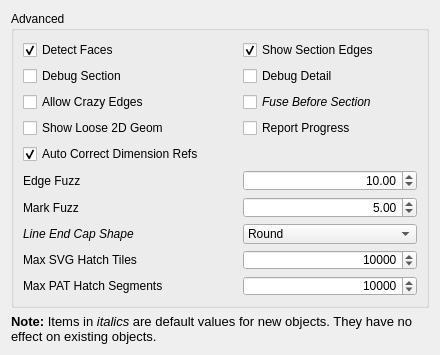
This is src/Mod/TechDraw/Gui/DlgPrefsTechDrawAdvanced.ui in southseact-3d/fcd as Qt 5 draws it before an edit. The edited form follows.
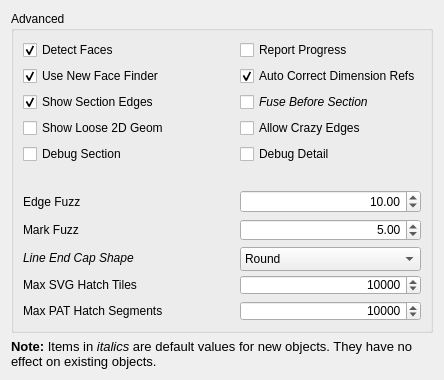
This is the edited form. Custom widgets are drawn as their Qt base class.

Commit message: [TD]add preference for new face finder

```diff
--- a/src/Mod/TechDraw/Gui/DlgPrefsTechDrawAdvanced.ui
+++ b/src/Mod/TechDraw/Gui/DlgPrefsTechDrawAdvanced.ui
@@ -6,8 +6,8 @@
    <rect>
     <x>0</x>
     <y>0</y>
-    <width>440</width>
-    <height>355</height>
+    <width>444</width>
+    <height>380</height>
    </rect>
   </property>
   <property name="windowTitle">
@@ -40,20 +40,68 @@
      <layout class="QVBoxLayout" name="verticalLayout">
       <item>
        <layout class="QGridLayout" name="gridLayout" columnstretch="1,0,0">
-        <item row="6" column="0">
-         <widget class="QLabel" name="label_4">
+        <item row="3" column="0">
+         <widget class="Gui::PrefCheckBox" name="cbShowLoose">
           <property name="minimumSize">
            <size>
             <width>0</width>
-            <height>0</height>
+            <height>20</height>
            </size>
           </property>
           <property name="text">
-           <string>Mark Fuzz</string>
+           <string>Show Loose 2D Geom</string>
           </property>
          </widget>
         </item>
-        <item row="5" column="2">
+        <item row="9" column="0">
+         <widget class="QLabel" name="label">
+          <property name="text">
+           <string>Max SVG Hatch Tiles</string>
+          </property>
+         </widget>
+        </item>
+        <item row="8" column="0">
+         <widget class="QLabel" name="label_7">
+          <property name="font">
+           <font>
+            <italic>true</italic>
+           </font>
+          </property>
+          <property name="text">
+           <string>Line End Cap Shape</string>
+          </property>
+         </widget>
+        </item>
+        <item row="1" column="2">
+         <widget class="Gui::PrefCheckBox" name="cbAutoCorrectRefs">
+          <property name="toolTip">
+           <string>If checked, system will attempt to automatically correct dimension references when the model changes.</string>
+          </property>
+          <property name="statusTip">
+           <string/>
+          </property>
+          <property name="text">
+           <string>Auto Correct Dimension Refs</string>
+          </property>
+          <property name="checked">
+           <bool>true</bool>
+          </property>
+          <property name="prefEntry" stdset="0">
+           <cstring>AutoCorrectRefs</cstring>
+          </property>
+          <property name="prefPath" stdset="0">
+           <cstring>Mod/TechDraw/Dimensions</cstring>
+          </property>
+         </widget>
+        </item>
+        <item row="10" column="0">
+         <widget class="QLabel" name="label_2">
+          <property name="text">
+           <string>Max PAT Hatch Segments</string>
+          </property>
+         </widget>
+        </item>
+        <item row="6" column="2">
          <widget class="Gui::PrefDoubleSpinBox" name="pdsbEdgeFuzz">
           <property name="sizePolicy">
            <sizepolicy hsizetype="Preferred" vsizetype="Preferred">
@@ -94,48 +142,138 @@
           </property>
          </widget>
         </item>
-        <item row="1" column="0">
-         <widget class="Gui::PrefCheckBox" name="cbDebugSection">
+        <item row="8" column="2">
+         <widget class="Gui::PrefComboBox" name="cbEndCap">
           <property name="sizePolicy">
            <sizepolicy hsizetype="Preferred" vsizetype="Preferred">
             <horstretch>0</horstretch>
             <verstretch>0</verstretch>
            </sizepolicy>
           </property>
+          <property name="minimumSize">
+           <size>
+            <width>0</width>
+            <height>24</height>
+           </size>
+          </property>
+          <property name="font">
+           <font>
+            <italic>false</italic>
+           </font>
+          </property>
           <property name="toolTip">
            <string>Dump intermediate results during Section view processing</string>
           </property>
+          <property name="prefEntry" stdset="0">
+           <cstring>EdgeCapStyle</cstring>
+          </property>
+          <property name="prefPath" stdset="0">
+           <cstring>Mod/TechDraw/General</cstring>
+          </property>
+          <item>
+           <property name="text">
+            <string>Round</string>
+           </property>
+          </item>
+          <item>
+           <property name="text">
+            <string>Square</string>
+           </property>
+          </item>
+          <item>
+           <property name="text">
+            <string>Flat</string>
+           </property>
+          </item>
+         </widget>
+        </item>
+        <item row="2" column="2">
+         <widget class="Gui::PrefCheckBox" name="cbFuseBeforeSection">
+          <property name="sizePolicy">
+           <sizepolicy hsizetype="Preferred" vsizetype="Preferred">
+            <horstretch>0</horstretch>
+            <verstretch>0</verstretch>
+           </sizepolicy>
+          </property>
+          <property name="minimumSize">
+           <size>
+            <width>0</width>
+            <height>20</height>
+           </size>
+          </property>
+          <property name="font">
+           <font>
+            <italic>true</italic>
+           </font>
+          </property>
+          <property name="toolTip">
+           <string>Perform a fuse operation on input shape(s) before Section view processing</string>
+          </property>
           <property name="text">
-           <string>Debug Section</string>
+           <string>Fuse Before Section</string>
           </property>
           <property name="prefEntry" stdset="0">
-           <cstring>debugSection</cstring>
+           <cstring>SectionFuseFirst</cstring>
+          </property>
+          <property name="prefPath" stdset="0">
+           <cstring>Mod/TechDraw/General</cstring>
+          </property>
+         </widget>
+        </item>
+        <item row="2" column="0">
+         <widget class="Gui::PrefCheckBox" name="cbShowSectionEdges">
+          <property name="sizePolicy">
+           <sizepolicy hsizetype="Preferred" vsizetype="Preferred">
+            <horstretch>0</horstretch>
+            <verstretch>0</verstretch>
+           </sizepolicy>
+          </property>
+          <property name="minimumSize">
+           <size>
+            <width>0</width>
+            <height>20</height>
+           </size>
+          </property>
+          <property name="toolTip">
+           <string>Highlights border of section cut in section views</string>
+          </property>
+          <property name="text">
+           <string>Show Section Edges</string>
+          </property>
+          <property name="checked">
+           <bool>true</bool>
+          </property>
+          <property name="prefEntry" stdset="0">
+           <cstring>ShowSectionEdges</cstring>
+          </property>
+          <property name="prefPath" stdset="0">
+           <cstring>/Mod/TechDraw/General</cstring>
+          </property>
+         </widget>
+        </item>
+        <item row="3" column="2">
+         <widget class="Gui::PrefCheckBox" name="cbCrazyEdges">
+          <property name="sizePolicy">
+           <sizepolicy hsizetype="Preferred" vsizetype="Preferred">
+            <horstretch>0</horstretch>
+            <verstretch>0</verstretch>
+           </sizepolicy>
+          </property>
+          <property name="toolTip">
+           <string>Include edges with unexpected geometry (zero length etc.) in results</string>
+          </property>
+          <property name="text">
+           <string>Allow Crazy Edges</string>
+          </property>
+          <property name="prefEntry" stdset="0">
+           <cstring>allowCrazyEdge</cstring>
           </property>
           <property name="prefPath" stdset="0">
            <cstring>Mod/TechDraw/debug</cstring>
           </property>
          </widget>
         </item>
-        <item row="5" column="0">
-         <widget class="QLabel" name="label_5">
-          <property name="minimumSize">
-           <size>
-            <width>0</width>
-            <height>0</height>
-           </size>
-          </property>
-          <property name="baseSize">
-           <size>
-            <width>0</width>
-            <height>0</height>
-           </size>
-          </property>
-          <property name="text">
-           <string>Edge Fuzz</string>
-          </property>
-         </widget>
-        </item>
-        <item row="1" column="2">
+        <item row="4" column="2">
          <widget class="Gui::PrefCheckBox" name="cbDebugDetail">
           <property name="sizePolicy">
            <sizepolicy hsizetype="Preferred" vsizetype="Preferred">
@@ -163,32 +301,98 @@
           </property>
          </widget>
         </item>
-        <item row="9" column="2">
-         <widget class="Gui::PrefSpinBox" name="sbMaxPat">
+        <item row="7" column="0">
+         <widget class="QLabel" name="label_4">
           <property name="minimumSize">
            <size>
             <width>0</width>
-            <height>20</height>
+            <height>0</height>
            </size>
           </property>
+          <property name="text">
+           <string>Mark Fuzz</string>
+          </property>
+         </widget>
+        </item>
+        <item row="0" column="0">
+         <widget class="Gui::PrefCheckBox" name="cbDetectFaces">
+          <property name="sizePolicy">
+           <sizepolicy hsizetype="Preferred" vsizetype="Preferred">
+            <horstretch>0</horstretch>
+            <verstretch>0</verstretch>
+           </sizepolicy>
+          </property>
           <property name="toolTip">
-           <string>Maximum hatch line segments to use
-when hatching a face with a PAT pattern</string>
+           <string>If checked, TechDraw will attempt to build faces using the
+line segments returned by the hidden line removal algorithm.
+Faces must be detected in order to use hatching, but there
+can be a performance penalty in complex models.</string>
+          </property>
+          <property name="text">
+           <string>Detect Faces</string>
+          </property>
+          <property name="checked">
+           <bool>true</bool>
+          </property>
+          <property name="prefEntry" stdset="0">
+           <cstring>HandleFaces</cstring>
+          </property>
+          <property name="prefPath" stdset="0">
+           <cstring>/Mod/TechDraw/General</cstring>
+          </property>
+         </widget>
+        </item>
+        <item row="6" column="0">
+         <widget class="QLabel" name="label_5">
+          <property name="minimumSize">
+           <size>
+            <width>0</width>
+            <height>0</height>
+           </size>
+          </property>
+          <property name="baseSize">
+           <size>
+            <width>0</width>
+            <height>0</height>
+           </size>
+          </property>
+          <property name="text">
+           <string>Edge Fuzz</string>
+          </property>
+         </widget>
+        </item>
+        <item row="7" column="2">
+         <widget class="Gui::PrefDoubleSpinBox" name="pdsbMarkFuzz">
+          <property name="sizePolicy">
+           <sizepolicy hsizetype="Preferred" vsizetype="Preferred">
+            <horstretch>0</horstretch>
+            <verstretch>0</verstretch>
+           </sizepolicy>
+          </property>
+          <property name="minimumSize">
+           <size>
+            <width>174</width>
+            <height>0</height>
+           </size>
+          </property>
+          <property name="baseSize">
+           <size>
+            <width>0</width>
+            <height>0</height>
+           </size>
+          </property>
+          <property name="toolTip">
+           <string>Selection area around center marks
+Each unit is approx. 0.1 mm wide</string>
+          </property>
+          <property name="statusTip">
+           <string/>
           </property>
           <property name="alignment">
-           <set>Qt::AlignRight</set>
-          </property>
-          <property name="minimum">
-           <number>1</number>
-          </property>
-          <property name="maximum">
-           <number>1000000</number>
-          </property>
-          <property name="singleStep">
-           <number>100</number>
+           <set>Qt::AlignRight|Qt::AlignTrailing|Qt::AlignVCenter</set>
           </property>
           <property name="value">
-           <number>10000</number>
+           <double>5.000000000000000</double>
           </property>
           <property name="prefEntry" stdset="0">
            <cstring>MaxSeg</cstring>
@@ -198,7 +402,7 @@
           </property>
          </widget>
         </item>
-        <item row="3" column="2">
+        <item row="0" column="2">
          <widget class="Gui::PrefCheckBox" name="cbReportProgress">
           <property name="toolTip">
            <string>Issue progress messages while building View geometry</string>
@@ -214,38 +418,7 @@
           </property>
          </widget>
         </item>
-        <item row="0" column="2">
-         <widget class="Gui::PrefCheckBox" name="cbShowSectionEdges">
-          <property name="sizePolicy">
-           <sizepolicy hsizetype="Preferred" vsizetype="Preferred">
-            <horstretch>0</horstretch>
-            <verstretch>0</verstretch>
-           </sizepolicy>
-          </property>
-          <property name="minimumSize">
-           <size>
-            <width>0</width>
-            <height>20</height>
-           </size>
-          </property>
-          <property name="toolTip">
-           <string>Highlights border of section cut in section views</string>
-          </property>
-          <property name="text">
-           <string>Show Section Edges</string>
-          </property>
-          <property name="checked">
-           <bool>true</bool>
-          </property>
-          <property name="prefEntry" stdset="0">
-           <cstring>ShowSectionEdges</cstring>
-          </property>
-          <property name="prefPath" stdset="0">
-           <cstring>/Mod/TechDraw/General</cstring>
-          </property>
-         </widget>
-        </item>
-        <item row="8" column="2">
+        <item row="9" column="2">
          <widget class="Gui::PrefSpinBox" name="sbMaxTiles">
           <property name="minimumSize">
            <size>
@@ -281,55 +454,8 @@
           </property>
          </widget>
         </item>
-        <item row="0" column="0">
-         <widget class="Gui::PrefCheckBox" name="cbDetectFaces">
-          <property name="sizePolicy">
-           <sizepolicy hsizetype="Preferred" vsizetype="Preferred">
-            <horstretch>0</horstretch>
-            <verstretch>0</verstretch>
-           </sizepolicy>
-          </property>
-          <property name="toolTip">
-           <string>If checked, TechDraw will attempt to build faces using the
-line segments returned by the hidden line removal algorithm.
-Faces must be detected in order to use hatching, but there
-can be a performance penalty in complex models.</string>
-          </property>
-          <property name="text">
-           <string>Detect Faces</string>
-          </property>
-          <property name="checked">
-           <bool>true</bool>
-          </property>
-          <property name="prefEntry" stdset="0">
-           <cstring>HandleFaces</cstring>
-          </property>
-          <property name="prefPath" stdset="0">
-           <cstring>/Mod/TechDraw/General</cstring>
-          </property>
-         </widget>
-        </item>
-        <item row="7" column="0">
-         <widget class="QLabel" name="label_7">
-          <property name="font">
-           <font>
-            <italic>true</italic>
-           </font>
-          </property>
-          <property name="text">
-           <string>Line End Cap Shape</string>
-          </property>
-         </widget>
-        </item>
-        <item row="8" column="0">
-         <widget class="QLabel" name="label">
-          <property name="text">
-           <string>Max SVG Hatch Tiles</string>
-          </property>
-         </widget>
-        </item>
-        <item row="3" column="0">
-         <widget class="Gui::PrefCheckBox" name="cbShowLoose">
+        <item row="10" column="2">
+         <widget class="Gui::PrefSpinBox" name="sbMaxPat">
           <property name="minimumSize">
            <size>
             <width>0</width>
@@ -339,34 +465,21 @@
           <property name="toolTip">
            <string>Include 2D Objects in projection</string>
           </property>
-          <property name="text">
-           <string>Show Loose 2D Geom</string>
+          <property name="alignment">
+           <set>Qt::AlignRight</set>
           </property>
-          <property name="checked">
-           <bool>false</bool>
+          <property name="minimum">
+           <number>1</number>
           </property>
-          <property name="prefEntry" stdset="0">
-           <cstring>ShowLoose2d</cstring>
+          <property name="maximum">
+           <number>1000000</number>
           </property>
           <property name="prefPath" stdset="0">
            <cstring>Mod/TechDraw/General</cstring>
           </property>
-         </widget>
-        </item>
-        <item row="2" column="0">
-         <widget class="Gui::PrefCheckBox" name="cbCrazyEdges">
-          <property name="sizePolicy">
-           <sizepolicy hsizetype="Preferred" vsizetype="Preferred">
-            <horstretch>0</horstretch>
-            <verstretch>0</verstretch>
-           </sizepolicy>
+          <property name="value">
+           <number>10000</number>
           </property>
-          <property name="toolTip">
-           <string>Include edges with unexpected geometry (zero length etc.) in results</string>
-          </property>
-          <property name="text">
-           <string>Allow Crazy Edges</string>
-          </property>
           <property name="prefEntry" stdset="0">
            <cstring>allowCrazyEdge</cstring>
           </property>
@@ -375,93 +488,7 @@
           </property>
          </widget>
         </item>
-        <item row="2" column="2">
-         <widget class="Gui::PrefCheckBox" name="cbFuseBeforeSection">
-          <property name="sizePolicy">
-           <sizepolicy hsizetype="Preferred" vsizetype="Preferred">
-            <horstretch>0</horstretch>
-            <verstretch>0</verstretch>
-           </sizepolicy>
-          </property>
-          <property name="minimumSize">
-           <size>
-            <width>0</width>
-            <height>20</height>
-           </size>
-          </property>
-          <property name="font">
-           <font>
-            <italic>true</italic>
-           </font>
-          </property>
-          <property name="toolTip">
-           <string>Perform a fuse operation on input shape(s) before Section view processing</string>
-          </property>
-          <property name="text">
-           <string>Fuse Before Section</string>
-          </property>
-          <property name="prefEntry" stdset="0">
-           <cstring>SectionFuseFirst</cstring>
-          </property>
-          <property name="prefPath" stdset="0">
-           <cstring>Mod/TechDraw/General</cstring>
-          </property>
-         </widget>
-        </item>
-        <item row="9" column="0">
-         <widget class="QLabel" name="label_2">
-          <property name="text">
-           <string>Max PAT Hatch Segments</string>
-          </property>
-         </widget>
-        </item>
-        <item row="7" column="2">
-         <widget class="Gui::PrefComboBox" name="cbEndCap">
-          <property name="sizePolicy">
-           <sizepolicy hsizetype="Preferred" vsizetype="Preferred">
-            <horstretch>0</horstretch>
-            <verstretch>0</verstretch>
-           </sizepolicy>
-          </property>
-          <property name="minimumSize">
-           <size>
-            <width>0</width>
-            <height>20</height>
-           </size>
-          </property>
-          <property name="font">
-           <font>
-            <italic>false</italic>
-           </font>
-          </property>
-          <property name="toolTip">
-           <string>Shape of line end caps.
-Only change unless you know what you are doing!</string>
-          </property>
-          <property name="prefEntry" stdset="0">
-           <cstring>EdgeCapStyle</cstring>
-          </property>
-          <property name="prefPath" stdset="0">
-           <cstring>Mod/TechDraw/General</cstring>
-          </property>
-          <item>
-           <property name="text">
-            <string>Round</string>
-           </property>
-          </item>
-          <item>
-           <property name="text">
-            <string>Square</string>
-           </property>
-          </item>
-          <item>
-           <property name="text">
-            <string>Flat</string>
-           </property>
-          </item>
-         </widget>
-        </item>
-        <item row="2" column="1">
+        <item row="5" column="1">
          <spacer name="horizontalSpacer">
           <property name="orientation">
            <enum>Qt::Horizontal</enum>
@@ -474,57 +501,35 @@
           </property>
          </spacer>
         </item>
-        <item row="6" column="2">
-         <widget class="Gui::PrefDoubleSpinBox" name="pdsbMarkFuzz">
-          <property name="sizePolicy">
-           <sizepolicy hsizetype="Preferred" vsizetype="Preferred">
-            <horstretch>0</horstretch>
-            <verstretch>0</verstretch>
-           </sizepolicy>
-          </property>
-          <property name="minimumSize">
-           <size>
-            <width>174</width>
-            <height>0</height>
-           </size>
-          </property>
-          <property name="baseSize">
-           <size>
-            <width>0</width>
-            <height>0</height>
-           </size>
-          </property>
-          <property name="toolTip">
-           <string>Selection area around center marks
-Each unit is approx. 0.1 mm wide</string>
-          </property>
-          <property name="statusTip">
-           <string/>
-          </property>
-          <property name="alignment">
-           <set>Qt::AlignRight|Qt::AlignTrailing|Qt::AlignVCenter</set>
-          </property>
-          <property name="value">
-           <double>5.000000000000000</double>
-          </property>
-          <property name="prefEntry" stdset="0">
-           <cstring>MarkFuzz</cstring>
-          </property>
-          <property name="prefPath" stdset="0">
-           <cstring>Mod/TechDraw/General</cstring>
-          </property>
-         </widget>
-        </item>
         <item row="4" column="0">
-         <widget class="Gui::PrefCheckBox" name="cbAutoCorrectRefs">
+         <widget class="Gui::PrefCheckBox" name="cbDebugSection">
+          <property name="sizePolicy">
+           <sizepolicy hsizetype="Preferred" vsizetype="Preferred">
+            <horstretch>0</horstretch>
+            <verstretch>0</verstretch>
+           </sizepolicy>
+          </property>
           <property name="toolTip">
            <string>If checked, system will attempt to automatically correct dimension references when the model changes.</string>
           </property>
-          <property name="statusTip">
-           <string/>
+          <property name="text">
+           <string>Debug Section</string>
           </property>
+          <property name="prefEntry" stdset="0">
+           <cstring>debugSection</cstring>
+          </property>
+          <property name="prefPath" stdset="0">
+           <cstring>Mod/TechDraw/debug</cstring>
+          </property>
+         </widget>
+        </item>
+        <item row="1" column="0">
+         <widget class="Gui::PrefCheckBox" name="cbNewFaceFinder">
+          <property name="toolTip">
+           <string>If checked, FreeCAD will use the new face finder algorithm.  If not checked, FreeCAD will use the original face finder.</string>
+          </property>
           <property name="text">
-           <string>Auto Correct Dimension Refs</string>
+           <string>Use New Face Finder</string>
           </property>
           <property name="checked">
            <bool>true</bool>
```
Left out of the diff: 36 changed lines with no effect on the pictures. The commit also changes 1 other file.
